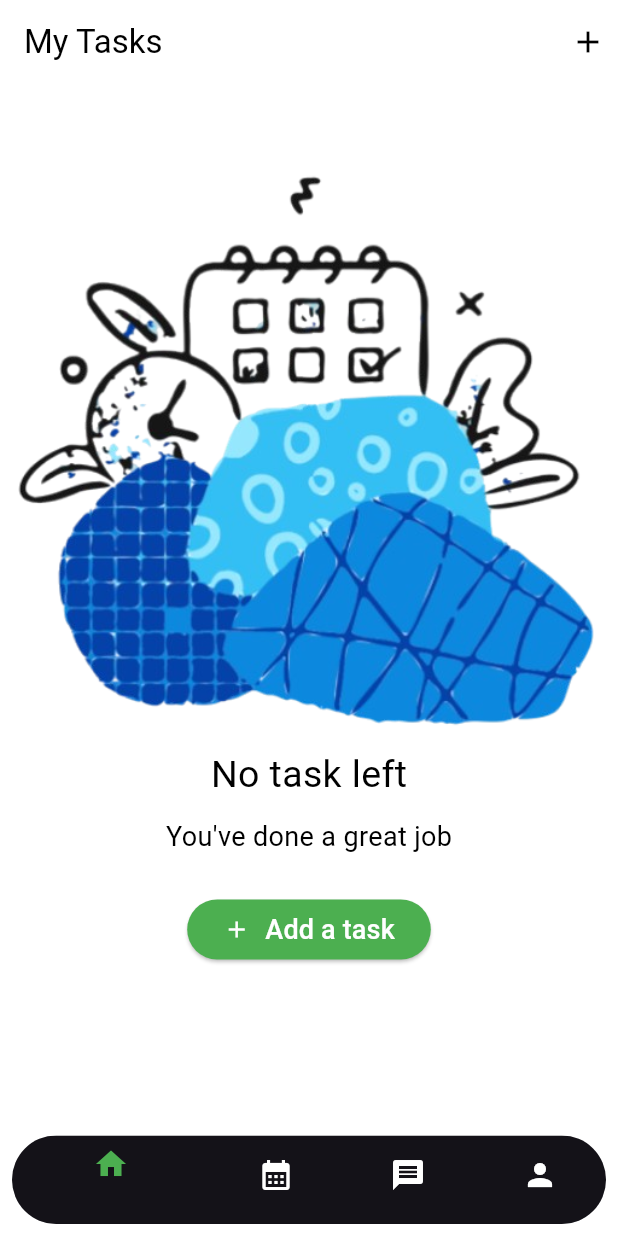
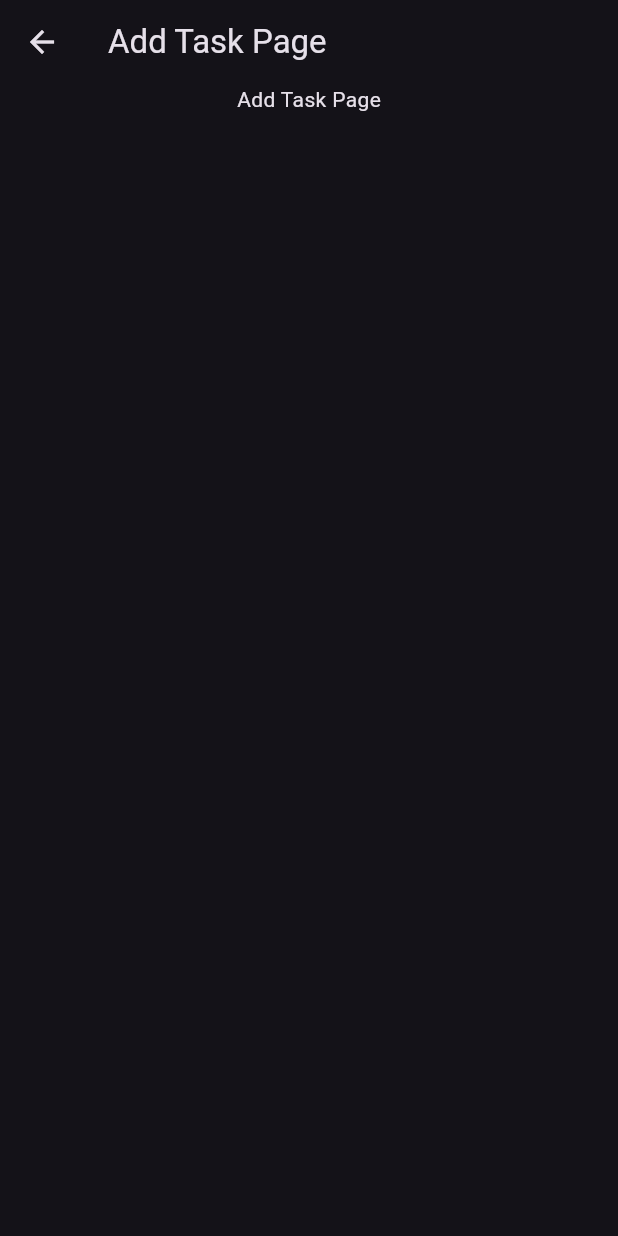
Before and after one commit to mustafaydogdu3/Temelden-Zirveye-Flutter, a Flutter app: the PageDesign screen opened directly, after a tap on "Add a task", on a phone screen of 412 x 824 dp. Run offline on Flutter 3.47's test engine with Material 3 defaults, Android fonts, the phone set to English and light mode, and no system bars.

```diff
--- /dev/null
+++ b/lib/101/add_task_page.dart
@@ -0,0 +1,24 @@
+import 'package:flutter/material.dart';
+
+class AddTaskPage extends StatefulWidget {
+  const AddTaskPage({super.key});
+
+  @override
+  State<AddTaskPage> createState() => _AddTaskPageState();
+}
+
+class _AddTaskPageState extends State<AddTaskPage> {
+  @override
+  Widget build(BuildContext context) {
+    return Scaffold(
+      appBar: AppBar(
+        title: const Text("Add Task Page"),
+      ),
+      body: const Center(
+        child: Column(
+          children: [Text("Add Task Page")],
+        ),
+      ),
+    );
+  }
+}
--- a/lib/navigation_learn.dart
+++ b/lib/101/navigation_learn.dart
@@ -1,4 +1,4 @@
-import 'package:demo/icon_learn.dart';
+import 'package:demo/101/icon_learn.dart';
 import 'package:flutter/material.dart';
 
 class NavigationLearn extends StatefulWidget {
--- a/lib/page_design.dart
+++ b/lib/101/page_design.dart
@@ -1,3 +1,4 @@
+import 'package:demo/101/add_task_page.dart';
 import 'package:flutter/material.dart';
 
 class PageDesign extends StatefulWidget {
@@ -21,7 +22,12 @@ class _PageDesignState extends State<PageDesign> {
       appBar: _appBar(),
       backgroundColor: Colors.white,
       body: _body(),
-        bottomNavigationBar: Padding(
+      bottomNavigationBar: _bottomNavigationBar(),
+    );
+  }
+
+  Padding _bottomNavigationBar() {
+    return Padding(
       padding: const EdgeInsets.all(8.0),
       child: ClipRRect(
         borderRadius: const BorderRadius.vertical(
@@ -32,26 +38,42 @@ class _PageDesignState extends State<PageDesign> {
             selectedItemColor: Colors.green,
             unselectedItemColor: Colors.white,
             backgroundColor: Colors.transparent,
-                items: const <BottomNavigationBarItem>[
+            items: <BottomNavigationBarItem>[
               BottomNavigationBarItem(
-                    icon: Icon(Icons.home),
+                icon: CircleAvatar(
+                  backgroundColor:
+                      _selectedIndex == 0 ? Colors.green : Colors.blue,
+                  child: const Icon(Icons.home),
+                ),
                 label: '',
               ),
               BottomNavigationBarItem(
-                    icon: Icon(Icons.calendar_month),
+                icon: CircleAvatar(
+                  backgroundColor:
+                      _selectedIndex == 1 ? Colors.green : Colors.blue,
+                  child: const Icon(Icons.calendar_month),
+                ),
                 label: '',
               ),
               BottomNavigationBarItem(
-                    icon: Icon(Icons.message),
+                icon: CircleAvatar(
+                  backgroundColor:
+                      _selectedIndex == 2 ? Colors.green : Colors.blue,
+                  child: const Icon(Icons.message),
+                ),
                 label: '',
               ),
               BottomNavigationBarItem(
-                    icon: Icon(Icons.person),
+                icon: CircleAvatar(
+                  backgroundColor:
+                      _selectedIndex == 3 ? Colors.green : Colors.blue,
+                  child: const Icon(Icons.person),
+                ),
                 label: '',
               ),
             ]),
       ),
-        ));
+    );
   }
 
   Center _body() {
@@ -76,7 +98,10 @@ class _PageDesignState extends State<PageDesign> {
           const SizedBox(height: 25),
           ElevatedButton(
               onPressed: () {
-                print("basildi");
+                Navigator.of(context)
+                    .push(MaterialPageRoute(builder: (context) {
+                  return const AddTaskPage();
+                }));
               },
               style: ElevatedButton.styleFrom(
                 backgroundColor: Colors.green,
--- a/lib/main.dart
+++ b/lib/main.dart
@@ -1,4 +1,4 @@
-import 'package:demo/page_design.dart';
+import 'package:demo/202/tab_learn.dart';
 import 'package:flutter/material.dart';
 
 void main() {
@@ -15,7 +15,7 @@ class MyApp extends StatelessWidget {
       title: 'Flutter Demo',
       debugShowCheckedModeBanner: false,
       theme: ThemeData.dark(),
-      home: const PageDesign(),
+      home: const TabLearn(),
     );
   }
 }
```
Also changed, not shown: lib/101/home_page_design.dart (added, +99 -0 lines), lib/202/tab_learn.dart (added, +43 -0 lines), lib/101/app_bar.dart (renamed from lib/app_bar.dart), lib/101/button_learn.dart (renamed from lib/button_learn.dart), lib/101/card_learn.dart (renamed from lib/card_learn.dart), lib/101/colors_demos_view.dart (renamed from lib/colors_demos_view.dart), lib/101/icon_learn.dart (renamed from lib/icon_learn.dart), lib/101/indicator_learn.dart (renamed from lib/indicator_learn.dart), lib/101/list_tile_learn.dart (renamed from lib/list_tile_learn.dart), lib/101/list_view_learn.dart (renamed from lib/list_view_learn.dart), lib/101/page_view_learn.dart (renamed from lib/page_view_learn.dart), lib/101/stateless_learn.dart (added). Lines whose indentation alone changed are shown as unchanged.
